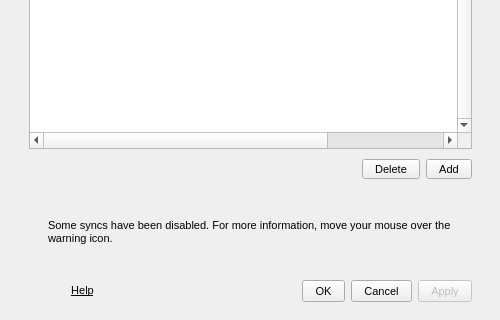
First picture: the form in src/MEGASync/gui/win/SettingsDialog.ui, repository meganz/MEGAsync, before the edit; both pictures show x 0 to 500 and y 280 to 600 of the 500 by 600 pixel window.
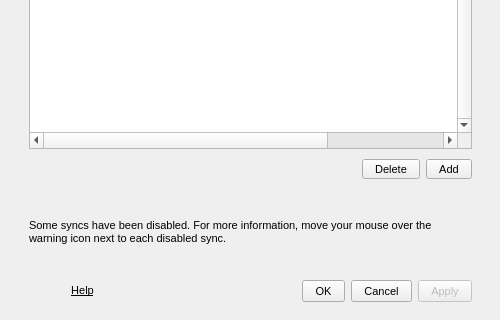
Second picture: the form after the edit. The open tabs and pages were chosen to show the change. Icons and pictures are not drawn. Custom widgets are drawn as their Qt base class.

Commit message: Remove warning ico of error message for all platforms

```diff
--- a/src/MEGASync/gui/win/SettingsDialog.ui
+++ b/src/MEGASync/gui/win/SettingsDialog.ui
@@ -2445,82 +2445,6 @@
                  <property name="bottomMargin">
                   <number>0</number>
                  </property>
-                 <item>
-                  <widget class="QWidget" name="wWarningIco" native="true">
-                   <property name="minimumSize">
-                    <size>
-                     <width>16</width>
-                     <height>0</height>
-                    </size>
-                   </property>
-                   <property name="maximumSize">
-                    <size>
-                     <width>16</width>
-                     <height>16777215</height>
-                    </size>
-                   </property>
-                   <layout class="QVBoxLayout" name="verticalLayout_20">
-                    <property name="spacing">
-                     <number>0</number>
-                    </property>
-                    <property name="leftMargin">
-                     <number>0</number>
-                    </property>
-                    <property name="topMargin">
-                     <number>0</number>
-                    </property>
-                    <property name="rightMargin">
-                     <number>0</number>
-                    </property>
-                    <property name="bottomMargin">
-                     <number>0</number>
-                    </property>
-                    <item>
-                     <widget class="QToolButton" name="bWarningIco">
-                      <property name="minimumSize">
-                       <size>
-                        <width>16</width>
-                        <height>16</height>
-                       </size>
-                      </property>
-                      <property name="maximumSize">
-                       <size>
-                        <width>16</width>
-                        <height>16</height>
-                       </size>
-                      </property>
-                      <property name="styleSheet">
-                       <string notr="true">#bWarningIco
-{
-border: none;
-}</string>
-                      </property>
-                      <property name="text">
-                       <string/>
-                      </property>
-                      <property name="icon">
-                       <iconset>
-                        <normalon>:/images/ic_sync_warning.png</normalon>
-                       </iconset>
-                      </property>
-                     </widget>
-                    </item>
-                    <item>
-                     <spacer name="verticalSpacer_6">
-                      <property name="orientation">
-                       <enum>Qt::Vertical</enum>
-                      </property>
-                      <property name="sizeHint" stdset="0">
-                       <size>
-                        <width>13</width>
-                        <height>16</height>
-                       </size>
-                      </property>
-                     </spacer>
-                    </item>
-                   </layout>
-                  </widget>
-                 </item>
                  <item>
                   <widget class="QLabel" name="lDisabledSyncs">
                    <property name="sizePolicy">
@@ -2533,7 +2457,7 @@
                     <string notr="true"/>
                    </property>
                    <property name="text">
-                    <string>Some syncs have been disabled. For more information, move your mouse over the warning icon.</string>
+                    <string>Some syncs have been disabled. For more information, move your mouse over the warning icon next to each disabled sync.</string>
                    </property>
                    <property name="alignment">
                     <set>Qt::AlignLeading|Qt::AlignLeft|Qt::AlignTop</set>
```
The commit also changes 2 other files.
